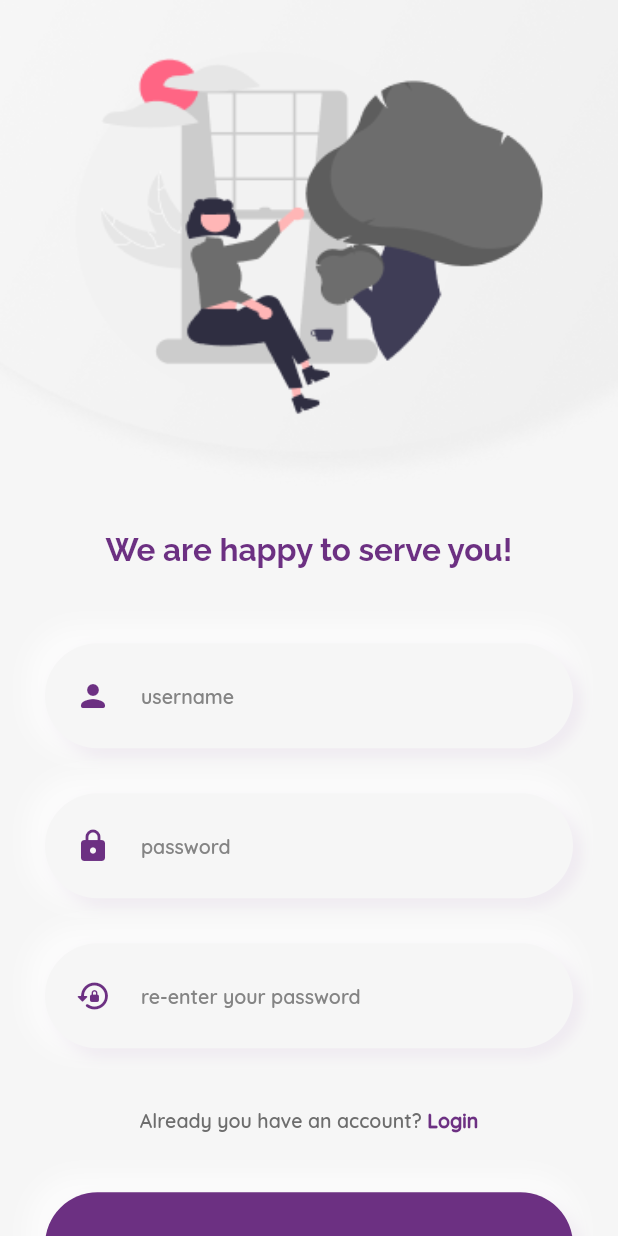
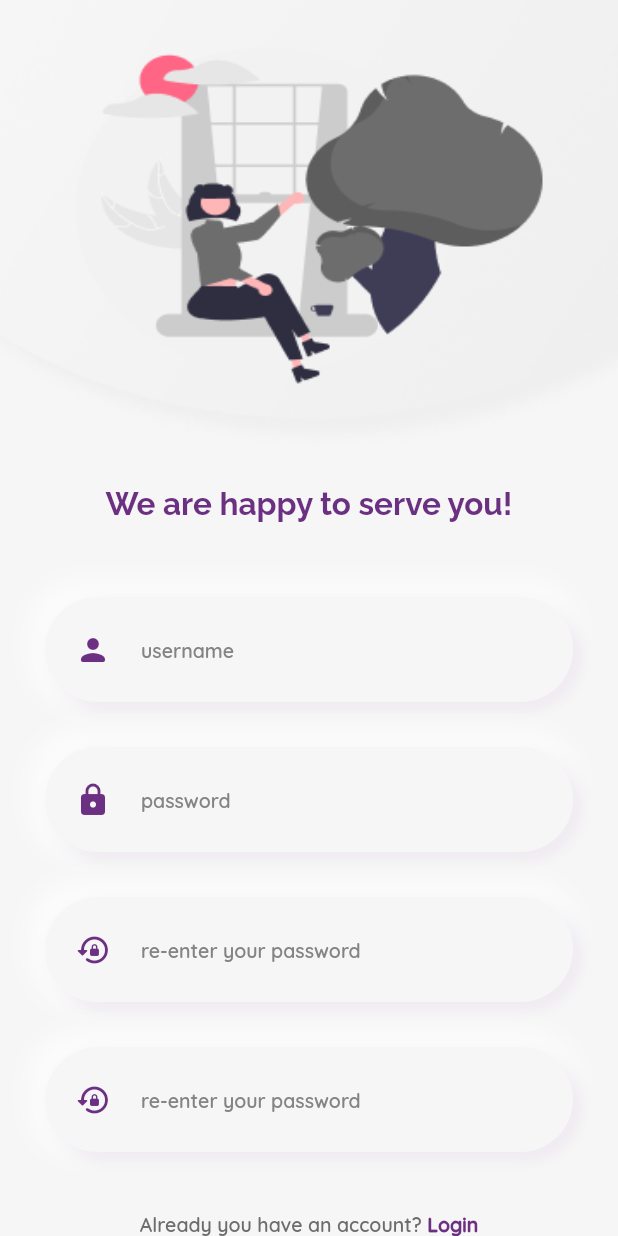
Before and after one commit to poorvasha/cloud-contacts, a Flutter app: the screen it shows after launch, on a phone screen of 412 x 824 dp. Run offline on Flutter 3.47's test engine with Material 2 defaults, Android fonts, the phone set to English and light mode, and no system bars.

Commit message:
add scrollable for login and SignUp Screen and increase screen top margin

```diff
--- a/lib/screens/startup_screens/sign_up_screen.dart
+++ b/lib/screens/startup_screens/sign_up_screen.dart
@@ -16,16 +16,19 @@ class _SignUpScreenState extends State<SignUpScreen> {
   Widget build(BuildContext context) {
     return Scaffold(
       backgroundColor: Theme.of(context).backgroundColor,
-      body: SingleChildScrollView(
-        child: Column(
-          children: [
-            // #region Header Image
-            Image.asset('assets/images/welcome_header_image.png',
-                width: MediaQuery.of(context).size.width, fit: BoxFit.fill),
-            // #endregion
+      body: Stack(
+        alignment: AlignmentDirectional.topCenter,
+        children: [
 
-            // #region Body
-            Padding(
+
+        // #region Body
+        Positioned(
+          height: MediaQuery.of(context).size.height-263,
+          top: 263,
+          left: 0,
+          right: 0,
+          child: SingleChildScrollView(
+            child: Padding(
               padding: AppResources.screenMargin,
               child: Column(
                 crossAxisAlignment: CrossAxisAlignment.center,
@@ -68,9 +71,22 @@ class _SignUpScreenState extends State<SignUpScreen> {
                 ],
               ),
             ),
-            // #endregion
-          ],
+          ),
         ),
+        // #endregion
+
+        // #region Header Image
+          Positioned(
+            height: 300,
+            top: 0,
+            left: 0,
+            right: 0,
+            child: Image.asset('assets/images/welcome_header_image.png',
+                width: MediaQuery.of(context).size.width, fit: BoxFit.fill),
+          ),
+          // #endregion
+
+        ],
       ),
     );
   }
--- a/lib/utils/resources.dart
+++ b/lib/utils/resources.dart
@@ -4,7 +4,7 @@ import 'package:flutter/services.dart';
 import '../models/input_field_data.dart';
 
 class AppResources {
-  static var screenMargin = const EdgeInsets.fromLTRB(30, 30, 30, 60);
+  static var screenMargin = const EdgeInsets.fromLTRB(30, 60, 30, 60);
 }
 
 // #region Colors
@@ -103,6 +103,13 @@ class AppInputDatas {
         isValid: true,
         myController: TextEditingController(),
         keyboardType: TextInputType.text,
+        textInputType: FilteringTextInputFormatter.singleLineFormatter),
+    InputFieldData(null, Icons.lock_reset_rounded,
+        hintText: 're-enter your password',
+        errMessage: 'please enter valid password',
+        isValid: true,
+        myController: TextEditingController(),
+        keyboardType: TextInputType.text,
         textInputType: FilteringTextInputFormatter.singleLineFormatter)
   ];
 }
```
Also changed, not shown: lib/modals/contact_enter_modal.dart (added, +15 -0 lines), lib/screens/startup_screens/login_screen.dart (+23 -11 lines).
